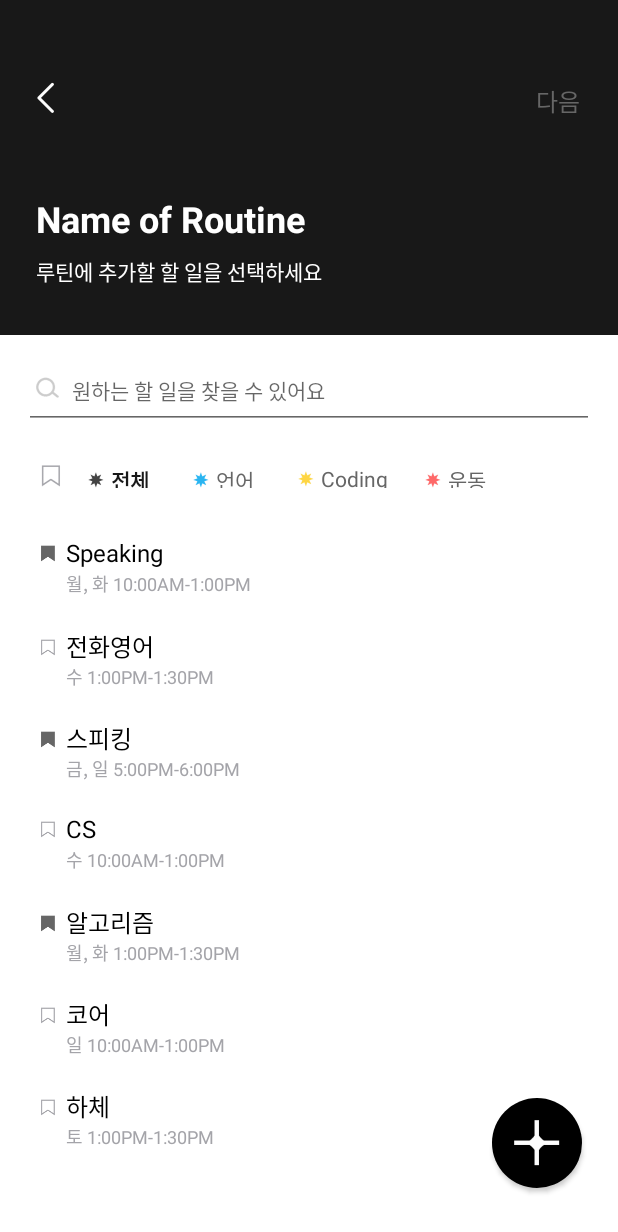
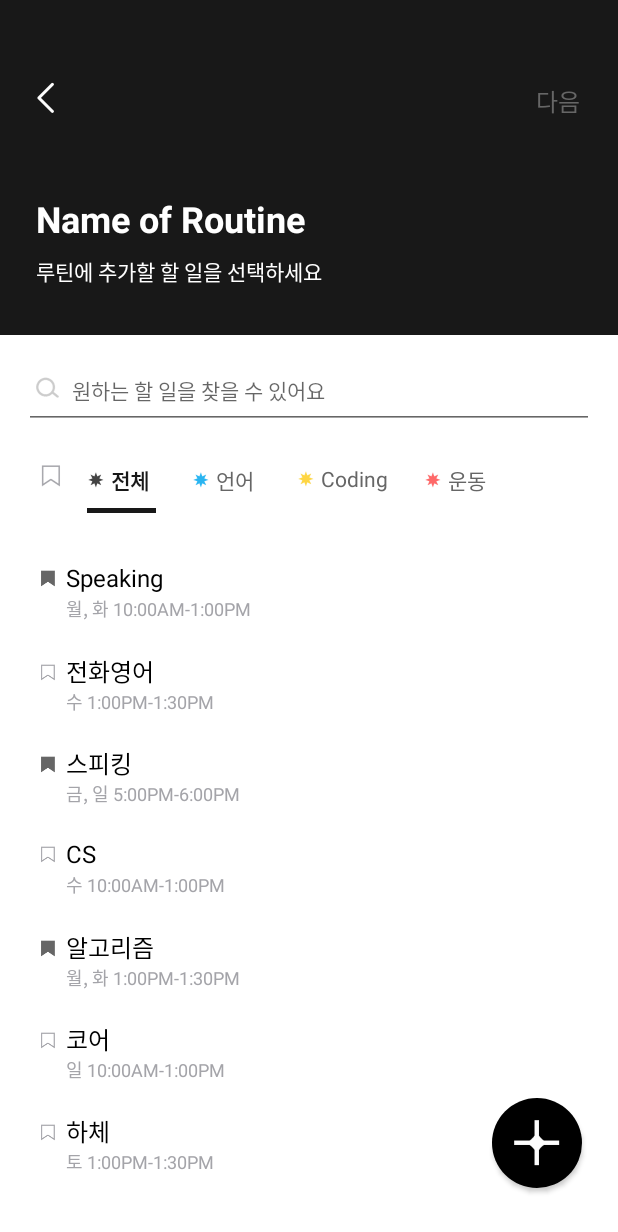
Before and after one commit to cindia3704/Dior_Android, an Android app: the CompleteMakeRoutineActivity screen opened directly, with no data from a screen before it, on a phone screen of 412 x 824 dp. Shown: the top 1232 px of the screen. Run offline under Robolectric (Android 15) with nearby library versions, the phone set to English and light mode, and no system bars.

Commit message:
#24 카테고리 밑줄 표시 문제 해결

```diff
--- a/WeekFlex/app/src/main/res/layout/activity_complete_make_routine.xml
+++ b/WeekFlex/app/src/main/res/layout/activity_complete_make_routine.xml
@@ -72,7 +72,7 @@
         android:background="@color/white"
         android:id="@+id/completeRoutine_categoryheader"
         android:layout_width="match_parent"
-        android:layout_height="102dp"
+        android:layout_height="wrap_content"
         app:layout_constraintTop_toBottomOf="@id/makeRoutine_topheader"
         app:layout_constraintLeft_toLeftOf="parent"
         android:focusableInTouchMode="true">
```
